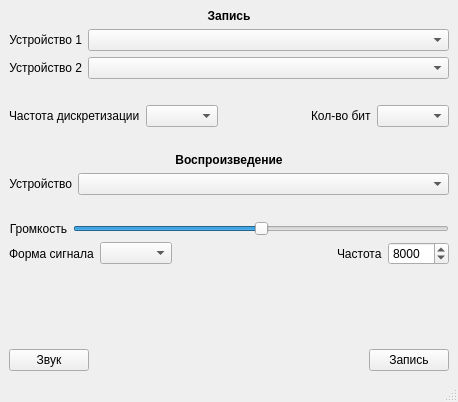
Above: main.ui from honeyxanny/epic-stethoscope before the change. Below: the same form after it.
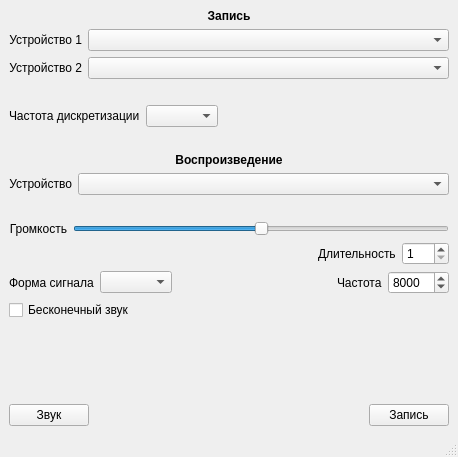
That is the form after the change.

Commit message: feat: добавил разные формы сигнала

```diff
--- a/main.ui
+++ b/main.ui
@@ -7,7 +7,7 @@
     <x>0</x>
     <y>0</y>
     <width>458</width>
-    <height>402</height>
+    <height>457</height>
    </rect>
   </property>
   <property name="sizePolicy">
@@ -56,7 +56,7 @@
      </spacer>
     </item>
     <item row="1" column="0">
-     <layout class="QVBoxLayout" name="verticalLayout" stretch="0,0,0,0,0,0,0,0,0,0,0,0,0">
+     <layout class="QVBoxLayout" name="verticalLayout" stretch="0,0,0,0,0,0,0,0,0,0,0,0,0,0,0">
       <item>
        <widget class="QLabel" name="recordTitle">
         <property name="font">
@@ -143,7 +143,7 @@
        </widget>
       </item>
       <item>
-       <layout class="QHBoxLayout" name="inputDevicesOptions" stretch="0,0,0,0,0">
+       <layout class="QHBoxLayout" name="inputDevicesOptions" stretch="0,0,0">
         <item>
          <widget class="QLabel" name="sampleRateLabel">
           <property name="sizePolicy">
@@ -186,35 +186,6 @@
           </property>
          </spacer>
         </item>
-        <item>
-         <widget class="QLabel" name="bitDepthLabel">
-          <property name="sizePolicy">
-           <sizepolicy hsizetype="Minimum" vsizetype="Preferred">
-            <horstretch>0</horstretch>
-            <verstretch>0</verstretch>
-           </sizepolicy>
-          </property>
-          <property name="locale">
-           <locale language="Russian" country="Russia"/>
-          </property>
-          <property name="text">
-           <string>Кол-во бит</string>
-          </property>
-          <property name="alignment">
-           <set>Qt::AlignmentFlag::AlignLeading|Qt::AlignmentFlag::AlignLeft|Qt::AlignmentFlag::AlignVCenter</set>
-          </property>
-         </widget>
-        </item>
-        <item>
-         <widget class="QComboBox" name="bitDepthComboBox">
-          <property name="sizePolicy">
-           <sizepolicy hsizetype="Minimum" vsizetype="Fixed">
-            <horstretch>0</horstretch>
-            <verstretch>0</verstretch>
-           </sizepolicy>
-          </property>
-         </widget>
-        </item>
        </layout>
       </item>
       <item>
@@ -309,6 +280,40 @@
         </item>
        </layout>
       </item>
+      <item>
+       <layout class="QHBoxLayout" name="ouputDeviceGroup">
+        <item>
+         <spacer name="horizontalSpacer">
+          <property name="orientation">
+           <enum>Qt::Orientation::Horizontal</enum>
+          </property>
+          <property name="sizeHint" stdset="0">
+           <size>
+            <width>40</width>
+            <height>20</height>
+           </size>
+          </property>
+         </spacer>
+        </item>
+        <item>
+         <widget class="QLabel" name="label_2">
+          <property name="text">
+           <string>Длительность</string>
+          </property>
+         </widget>
+        </item>
+        <item>
+         <widget class="QSpinBox" name="spinBox">
+          <property name="minimum">
+           <number>1</number>
+          </property>
+          <property name="maximum">
+           <number>600</number>
+          </property>
+         </widget>
+        </item>
+       </layout>
+      </item>
       <item>
        <layout class="QHBoxLayout" name="outputAudioOptions" stretch="0,0,0,0,0">
         <item>
@@ -384,6 +389,13 @@
         </item>
        </layout>
       </item>
+      <item>
+       <widget class="QCheckBox" name="checkBox">
+        <property name="text">
+         <string>Бесконечный звук</string>
+        </property>
+       </widget>
+      </item>
       <item>
        <spacer name="verticalSpacer_2">
         <property name="orientation">
```
The commit also changes 6 other files.
